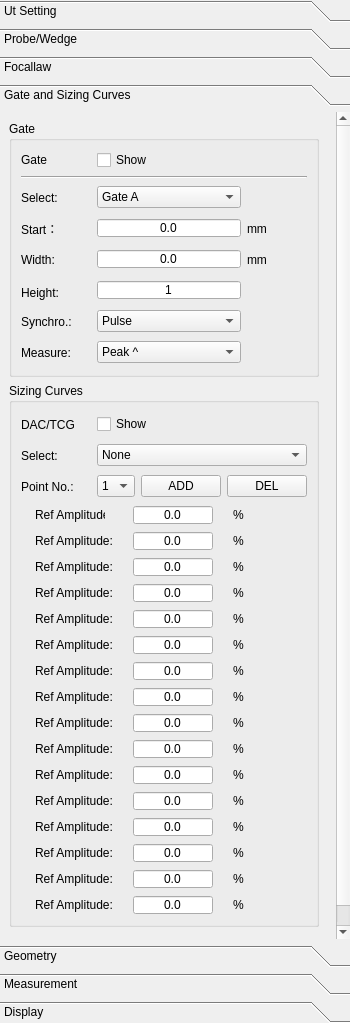
Old version of the form phascan_view/ui/DopplerGroupTab.ui in the repository qinxingying/hello-word.
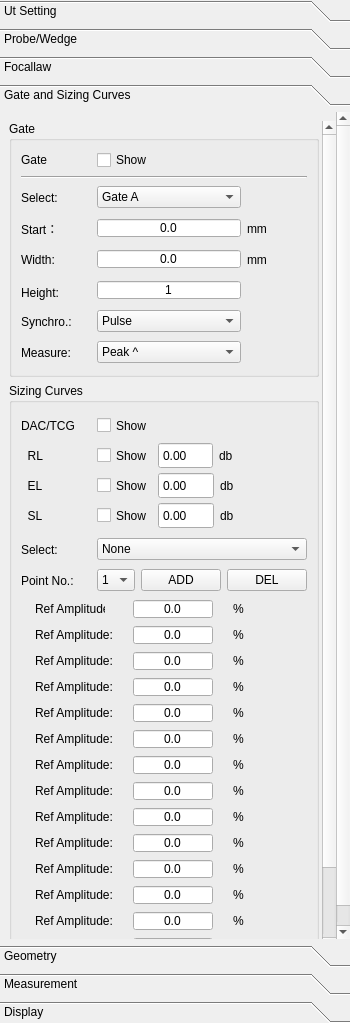
New version of the form. The open tabs and pages were chosen to show the change. Icons and pictures are not drawn. Custom widgets are drawn as their Qt base class.

```diff
--- a/phascan_view/ui/DopplerGroupTab.ui
+++ b/phascan_view/ui/DopplerGroupTab.ui
@@ -4735,7 +4735,7 @@
       <property name="geometry">
        <rect>
         <x>0</x>
-        <y>0</y>
+        <y>-35</y>
         <width>333</width>
         <height>848</height>
        </rect>
@@ -4788,8 +4788,8 @@
            <rect>
             <x>0</x>
             <y>0</y>
-            <width>324</width>
-            <height>830</height>
+            <width>307</width>
+            <height>910</height>
            </rect>
           </property>
           <property name="minimumSize">
@@ -5213,43 +5213,344 @@
              <layout class="QVBoxLayout" name="verticalLayout_24" stretch="0,1,1,0">
               <item>
                <widget class="QWidget" name="widget_2" native="true">
-                <layout class="QGridLayout" name="gridLayout_8">
-                 <property name="leftMargin">
-                  <number>0</number>
+                <property name="minimumSize">
+                 <size>
+                  <width>0</width>
+                  <height>119</height>
+                 </size>
+                </property>
+                <property name="focusPolicy">
+                 <enum>Qt::WheelFocus</enum>
+                </property>
+                <widget class="QWidget" name="layoutWidget">
+                 <property name="geometry">
+                  <rect>
+                   <x>0</x>
+                   <y>90</y>
+                   <width>254</width>
+                   <height>27</height>
+                  </rect>
                  </property>
-                 <property name="topMargin">
-                  <number>0</number>
+                 <layout class="QHBoxLayout" name="horizontalLayout_15">
+                  <item>
+                   <widget class="QLabel" name="LabelSL">
+                    <property name="sizePolicy">
+                     <sizepolicy hsizetype="Preferred" vsizetype="Preferred">
+                      <horstretch>0</horstretch>
+                      <verstretch>0</verstretch>
+                     </sizepolicy>
+                    </property>
+                    <property name="minimumSize">
+                     <size>
+                      <width>70</width>
+                      <height>25</height>
+                     </size>
+                    </property>
+                    <property name="maximumSize">
+                     <size>
+                      <width>70</width>
+                      <height>16777215</height>
+                     </size>
+                    </property>
+                    <property name="text">
+                     <string>  SL</string>
+                    </property>
+                   </widget>
+                  </item>
+                  <item>
+                   <widget class="QCheckBox" name="CheckSLShow">
+                    <property name="sizePolicy">
+                     <sizepolicy hsizetype="Preferred" vsizetype="Preferred">
+                      <horstretch>0</horstretch>
+                      <verstretch>0</verstretch>
+                     </sizepolicy>
+                    </property>
+                    <property name="maximumSize">
+                     <size>
+                      <width>55</width>
+                      <height>16777215</height>
+                     </size>
+                    </property>
+                    <property name="text">
+                     <string>Show</string>
+                    </property>
+                   </widget>
+                  </item>
+                  <item>
+                   <widget class="QDoubleSpinBox" name="ValueSL">
+                    <property name="sizePolicy">
+                     <sizepolicy hsizetype="Preferred" vsizetype="Preferred">
+                      <horstretch>0</horstretch>
+                      <verstretch>0</verstretch>
+                     </sizepolicy>
+                    </property>
+                    <property name="mouseTracking">
+                     <bool>false</bool>
+                    </property>
+                    <property name="focusPolicy">
+                     <enum>Qt::NoFocus</enum>
+                    </property>
+                    <property name="contextMenuPolicy">
+                     <enum>Qt::DefaultContextMenu</enum>
+                    </property>
+                    <property name="buttonSymbols">
+                     <enum>QAbstractSpinBox::NoButtons</enum>
+                    </property>
+                    <property name="minimum">
+                     <double>-20.000000000000000</double>
+                    </property>
+                    <property name="maximum">
+                     <double>20.000000000000000</double>
+                    </property>
+                   </widget>
+                  </item>
+                  <item>
+                   <widget class="QLabel" name="label_30">
+                    <property name="minimumSize">
+                     <size>
+                      <width>50</width>
+                      <height>0</height>
+                     </size>
+                    </property>
+                    <property name="text">
+                     <string>db</string>
+                    </property>
+                   </widget>
+                  </item>
+                 </layout>
+                </widget>
+                <widget class="QWidget" name="">
+                 <property name="geometry">
+                  <rect>
+                   <x>0</x>
+                   <y>0</y>
+                   <width>132</width>
+                   <height>27</height>
+                  </rect>
                  </property>
-                 <property name="bottomMargin">
-                  <number>0</number>
+                 <layout class="QHBoxLayout" name="horizontalLayout_10">
+                  <item>
+                   <widget class="QLabel" name="LabelDACTCG">
+                    <property name="minimumSize">
+                     <size>
+                      <width>70</width>
+                      <height>25</height>
+                     </size>
+                    </property>
+                    <property name="maximumSize">
+                     <size>
+                      <width>70</width>
+                      <height>16777215</height>
+                     </size>
+                    </property>
+                    <property name="text">
+                     <string>DAC/TCG</string>
+                    </property>
+                   </widget>
+                  </item>
+                  <item>
+                   <widget class="QCheckBox" name="CheckCurveShow">
+                    <property name="sizePolicy">
+                     <sizepolicy hsizetype="Preferred" vsizetype="Preferred">
+                      <horstretch>0</horstretch>
+                      <verstretch>0</verstretch>
+                     </sizepolicy>
+                    </property>
+                    <property name="text">
+                     <string>Show</string>
+                    </property>
+                   </widget>
+                  </item>
+                 </layout>
+                </widget>
+                <widget class="QWidget" name="">
+                 <property name="geometry">
+                  <rect>
+                   <x>0</x>
+                   <y>30</y>
+                   <width>252</width>
+                   <height>27</height>
+                  </rect>
                  </property>
-                 <item row="0" column="0">
-                  <widget class="QLabel" name="LabelDACTCG">
-                   <property name="minimumSize">
-                    <size>
-                     <width>70</width>
-                     <height>25</height>
-                    </size>
-                   </property>
-                   <property name="maximumSize">
-                    <size>
-                     <width>70</width>
-                     <height>16777215</height>
-                    </size>
-                   </property>
-                   <property name="text">
-                    <string>DAC/TCG</string>
-                   </property>
-                  </widget>
-                 </item>
-                 <item row="0" column="1">
-                  <widget class="QCheckBox" name="CheckCurveShow">
-                   <property name="text">
-                    <string>Show</string>
-                   </property>
-                  </widget>
-                 </item>
-                </layout>
+                 <layout class="QHBoxLayout" name="horizontalLayout_6">
+                  <item>
+                   <widget class="QLabel" name="LabelRL">
+                    <property name="sizePolicy">
+                     <sizepolicy hsizetype="Preferred" vsizetype="Preferred">
+                      <horstretch>0</horstretch>
+                      <verstretch>0</verstretch>
+                     </sizepolicy>
+                    </property>
+                    <property name="minimumSize">
+                     <size>
+                      <width>70</width>
+                      <height>25</height>
+                     </size>
+                    </property>
+                    <property name="maximumSize">
+                     <size>
+                      <width>70</width>
+                      <height>16777215</height>
+                     </size>
+                    </property>
+                    <property name="text">
+                     <string>  RL</string>
+                    </property>
+                   </widget>
+                  </item>
+                  <item>
+                   <widget class="QCheckBox" name="CheckRLShow">
+                    <property name="sizePolicy">
+                     <sizepolicy hsizetype="Preferred" vsizetype="Preferred">
+                      <horstretch>0</horstretch>
+                      <verstretch>0</verstretch>
+                     </sizepolicy>
+                    </property>
+                    <property name="maximumSize">
+                     <size>
+                      <width>55</width>
+                      <height>16777215</height>
+                     </size>
+                    </property>
+                    <property name="text">
+                     <string>Show</string>
+                    </property>
+                   </widget>
+                  </item>
+                  <item>
+                   <widget class="QDoubleSpinBox" name="ValueRL">
+                    <property name="sizePolicy">
+                     <sizepolicy hsizetype="Preferred" vsizetype="Preferred">
+                      <horstretch>0</horstretch>
+                      <verstretch>0</verstretch>
+                     </sizepolicy>
+                    </property>
+                    <property name="mouseTracking">
+                     <bool>false</bool>
+                    </property>
+                    <property name="focusPolicy">
+                     <enum>Qt::NoFocus</enum>
+                    </property>
+                    <property name="contextMenuPolicy">
+                     <enum>Qt::DefaultContextMenu</enum>
+                    </property>
+                    <property name="buttonSymbols">
+                     <enum>QAbstractSpinBox::NoButtons</enum>
+                    </property>
+                    <property name="minimum">
+                     <double>-20.000000000000000</double>
+                    </property>
+                    <property name="maximum">
+                     <double>20.000000000000000</double>
+                    </property>
+                   </widget>
+                  </item>
+                  <item>
+                   <widget class="QLabel" name="label_26">
+                    <property name="text">
+                     <string>db</string>
+                    </property>
+                   </widget>
+                  </item>
+                 </layout>
+                </widget>
+                <widget class="QWidget" name="">
+                 <property name="geometry">
+                  <rect>
+                   <x>0</x>
+                   <y>60</y>
+                   <width>254</width>
+                   <height>27</height>
+                  </rect>
+                 </property>
+                 <layout class="QHBoxLayout" name="horizontalLayout_13">
+                  <item>
+                   <widget class="QLabel" name="LabelEL">
+                    <property name="sizePolicy">
+                     <sizepolicy hsizetype="Preferred" vsizetype="Preferred">
+                      <horstretch>0</horstretch>
+                      <verstretch>0</verstretch>
+                     </sizepolicy>
+                    </property>
+                    <property name="minimumSize">
+                     <size>
+                      <width>70</width>
+                      <height>25</height>
+                     </size>
+                    </property>
+                    <property name="maximumSize">
+                     <size>
+                      <width>70</width>
+                      <height>16777215</height>
+                     </size>
+                    </property>
+                    <property name="text">
+                     <string>  EL</string>
+                    </property>
+                   </widget>
+                  </item>
+                  <item>
+                   <widget class="QCheckBox" name="CheckELShow">
+                    <property name="sizePolicy">
+                     <sizepolicy hsizetype="Preferred" vsizetype="Preferred">
+                      <horstretch>0</horstretch>
+                      <verstretch>0</verstretch>
+                     </sizepolicy>
+                    </property>
+                    <property name="maximumSize">
+                     <size>
+                      <width>55</width>
+                      <height>16777215</height>
+                     </size>
+                    </property>
+                    <property name="text">
+                     <string>Show</string>
+                    </property>
+                   </widget>
+                  </item>
+                  <item>
+                   <widget class="QDoubleSpinBox" name="ValueEL">
+                    <property name="sizePolicy">
+                     <sizepolicy hsizetype="Preferred" vsizetype="Preferred">
+                      <horstretch>0</horstretch>
+                      <verstretch>0</verstretch>
+                     </sizepolicy>
+                    </property>
+                    <property name="mouseTracking">
+                     <bool>false</bool>
+                    </property>
+                    <property name="focusPolicy">
+                     <enum>Qt::NoFocus</enum>
+                    </property>
+                    <property name="contextMenuPolicy">
+                     <enum>Qt::DefaultContextMenu</enum>
+                    </property>
+                    <property name="buttonSymbols">
+                     <enum>QAbstractSpinBox::NoButtons</enum>
+                    </property>
+                    <property name="minimum">
+                     <double>-20.000000000000000</double>
+                    </property>
+                    <property name="maximum">
+                     <double>20.000000000000000</double>
+                    </property>
+                   </widget>
+                  </item>
+                  <item>
+                   <widget class="QLabel" name="label_28">
+                    <property name="minimumSize">
+                     <size>
+                      <width>50</width>
+                      <height>0</height>
+                     </size>
+                    </property>
+                    <property name="text">
+                     <string>db</string>
+                    </property>
+                   </widget>
+                  </item>
+                 </layout>
+                </widget>
                </widget>
               </item>
               <item>
```
Left out of the diff: 1068 changed lines with no effect on the pictures.
